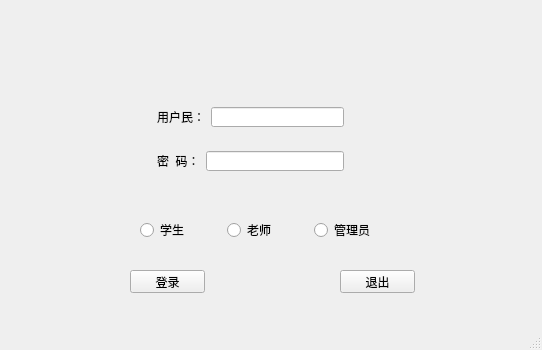
Qt form Qt-sourcefile/registerinterface.ui (068402-703a/Qt-Classroom-reservation-system) before a commit.
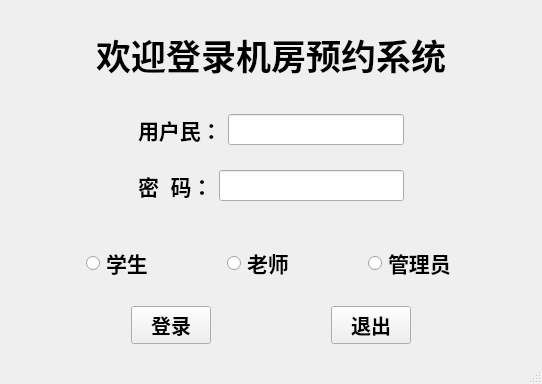
The same form after that commit. The open tabs and pages were chosen to show the change.

```diff
--- a/Qt-sourcefile/registerinterface.ui
+++ b/Qt-sourcefile/registerinterface.ui
@@ -14,15 +14,199 @@
    <string>MainWindow</string>
   </property>
   <widget class="QWidget" name="centralwidget">
+   <layout class="QGridLayout" name="gridLayout">
+    <item row="2" column="0">
+     <widget class="QLabel" name="label_7">
+      <property name="font">
+       <font>
+        <pointsize>26</pointsize>
+        <weight>75</weight>
+        <bold>true</bold>
+       </font>
+      </property>
+      <property name="text">
+       <string>欢迎登录机房预约系统</string>
+      </property>
+      <property name="alignment">
+       <set>Qt::AlignCenter</set>
+      </property>
+     </widget>
+    </item>
+    <item row="4" column="0">
+     <widget class="QWidget" name="widget_10" native="true">
+      <layout class="QHBoxLayout" name="horizontalLayout_7">
+       <item>
+        <spacer name="horizontalSpacer_9">
+         <property name="orientation">
+          <enum>Qt::Horizontal</enum>
+         </property>
+         <property name="sizeHint" stdset="0">
+          <size>
+           <width>40</width>
+           <height>20</height>
+          </size>
+         </property>
+        </spacer>
+       </item>
+       <item>
+        <widget class="QRadioButton" name="studentButton">
+         <property name="font">
+          <font>
+           <pointsize>16</pointsize>
+           <weight>75</weight>
+           <bold>true</bold>
+          </font>
+         </property>
+         <property name="text">
+          <string>学生</string>
+         </property>
+        </widget>
+       </item>
+       <item>
+        <spacer name="horizontalSpacer_7">
+         <property name="orientation">
+          <enum>Qt::Horizontal</enum>
+         </property>
+         <property name="sizeHint" stdset="0">
+          <size>
+           <width>40</width>
+           <height>20</height>
+          </size>
+         </property>
+        </spacer>
+       </item>
+       <item>
+        <widget class="QRadioButton" name="teacherButton">
+         <property name="font">
+          <font>
+           <pointsize>16</pointsize>
+           <weight>75</weight>
+           <bold>true</bold>
+          </font>
+         </property>
+         <property name="text">
+          <string>老师</string>
+         </property>
+        </widget>
+       </item>
+       <item>
+        <spacer name="horizontalSpacer_10">
+         <property name="orientation">
+          <enum>Qt::Horizontal</enum>
+         </property>
+         <property name="sizeHint" stdset="0">
+          <size>
+           <width>40</width>
+           <height>20</height>
+          </size>
+         </property>
+        </spacer>
+       </item>
+       <item>
+        <widget class="QRadioButton" name="adminButton">
+         <property name="font">
+          <font>
+           <pointsize>16</pointsize>
+           <weight>75</weight>
+           <bold>true</bold>
+          </font>
+         </property>
+         <property name="text">
+          <string>管理员</string>
+         </property>
+        </widget>
+       </item>
+       <item>
+        <spacer name="horizontalSpacer_8">
+         <property name="orientation">
+          <enum>Qt::Horizontal</enum>
+         </property>
+         <property name="sizeHint" stdset="0">
+          <size>
+           <width>40</width>
+           <height>20</height>
+          </size>
+         </property>
+        </spacer>
+       </item>
+      </layout>
+     </widget>
+    </item>
+    <item row="5" column="0">
+     <widget class="QWidget" name="widget_11" native="true">
+      <layout class="QHBoxLayout" name="horizontalLayout_8">
+       <item>
+        <spacer name="horizontalSpacer_12">
+         <property name="orientation">
+          <enum>Qt::Horizontal</enum>
+         </property>
+         <property name="sizeHint" stdset="0">
+          <size>
+           <width>40</width>
+           <height>20</height>
+          </size>
+         </property>
+        </spacer>
+       </item>
+       <item>
+        <widget class="QPushButton" name="LoginButton">
+         <property name="font">
+          <font>
+           <pointsize>15</pointsize>
+           <weight>75</weight>
+           <bold>true</bold>
+          </font>
+         </property>
+         <property name="text">
+          <string>登录</string>
+         </property>
+        </widget>
+       </item>
+       <item>
+        <spacer name="horizontalSpacer_13">
+         <property name="orientation">
+          <enum>Qt::Horizontal</enum>
+         </property>
+         <property name="sizeHint" stdset="0">
+          <size>
+           <width>40</width>
+           <height>20</height>
+          </size>
+         </property>
+        </spacer>
+       </item>
+       <item>
+        <widget class="QPushButton" name="exitButton">
+         <property name="font">
+          <font>
+           <pointsize>15</pointsize>
+           <weight>75</weight>
+           <bold>true</bold>
+          </font>
+         </property>
+         <property name="text">
+          <string>退出</string>
+         </property>
+        </widget>
+       </item>
+       <item>
+        <spacer name="horizontalSpacer_11">
+         <property name="orientation">
+          <enum>Qt::Horizontal</enum>
+         </property>
+         <property name="sizeHint" stdset="0">
+          <size>
+           <width>40</width>
+           <height>20</height>
+          </size>
+         </property>
+        </spacer>
+       </item>
+      </layout>
+     </widget>
+    </item>
+    <item row="3" column="0">
    <widget class="QStackedWidget" name="stackedWidget">
-    <property name="geometry">
-     <rect>
-      <x>130</x>
-      <y>80</y>
-      <width>241</width>
-      <height>118</height>
-     </rect>
-    </property>
     <property name="currentIndex">
      <number>0</number>
     </property>
@@ -119,8 +303,21 @@
      </layout>
     </widget>
     <widget class="QWidget" name="page_3">
-     <layout class="QVBoxLayout" name="verticalLayout_6">
-      <item>
+       <layout class="QGridLayout" name="gridLayout_4">
+        <item row="0" column="0">
+         <spacer name="horizontalSpacer_5">
+          <property name="orientation">
+           <enum>Qt::Horizontal</enum>
+          </property>
+          <property name="sizeHint" stdset="0">
+           <size>
+            <width>40</width>
+            <height>20</height>
+           </size>
+          </property>
+         </spacer>
+        </item>
+        <item row="0" column="1">
        <widget class="QWidget" name="widget_7" native="true">
         <layout class="QVBoxLayout" name="verticalLayout_3">
          <item>
@@ -128,13 +325,26 @@
            <layout class="QHBoxLayout" name="horizontalLayout_5">
             <item>
              <widget class="QLabel" name="label_5">
+                <property name="font">
+                 <font>
+                  <pointsize>16</pointsize>
+                  <weight>75</weight>
+                  <bold>true</bold>
+                 </font>
+                </property>
               <property name="text">
                <string>用户民：</string>
               </property>
              </widget>
             </item>
             <item>
-             <widget class="QLineEdit" name="userlineEdit"/>
+               <widget class="QLineEdit" name="userlineEdit">
+                <property name="font">
+                 <font>
+                  <pointsize>14</pointsize>
+                 </font>
+                </property>
+               </widget>
             </item>
            </layout>
           </widget>
@@ -144,6 +354,13 @@
            <layout class="QHBoxLayout" name="horizontalLayout_6">
             <item>
              <widget class="QLabel" name="label_6">
+                <property name="font">
+                 <font>
+                  <pointsize>16</pointsize>
+                  <weight>75</weight>
+                  <bold>true</bold>
+                 </font>
+                </property>
               <property name="text">
                <string>密  码：</string>
               </property>
@@ -151,6 +368,11 @@
             </item>
             <item>
              <widget class="QLineEdit" name="adminpassWordlineEdit3">
+                <property name="font">
+                 <font>
+                  <pointsize>14</pointsize>
+                 </font>
+                </property>
               <property name="echoMode">
                <enum>QLineEdit::Password</enum>
               </property>
@@ -162,68 +384,37 @@
         </layout>
        </widget>
       </item>
-     </layout>
-    </widget>
-   </widget>
-   <widget class="QWidget" name="widget_10" native="true">
-    <property name="geometry">
-     <rect>
-      <x>140</x>
-      <y>210</y>
-      <width>255</width>
-      <height>41</height>
-     </rect>
-    </property>
-    <layout class="QHBoxLayout" name="horizontalLayout_7">
-     <item>
-      <widget class="QRadioButton" name="studentButton">
-       <property name="text">
-        <string>学生</string>
-       </property>
-      </widget>
-     </item>
-     <item>
-      <widget class="QRadioButton" name="teacherButton">
-       <property name="text">
-        <string>老师</string>
-       </property>
+        <item row="0" column="2">
+         <spacer name="horizontalSpacer_6">
+          <property name="orientation">
+           <enum>Qt::Horizontal</enum>
+          </property>
+          <property name="sizeHint" stdset="0">
+           <size>
+            <width>40</width>
+            <height>20</height>
+           </size>
+          </property>
+         </spacer>
+        </item>
+       </layout>
       </widget>
-     </item>
-     <item>
-      <widget class="QRadioButton" name="adminButton">
-       <property name="text">
-        <string>管理员</string>
-       </property>
-      </widget>
-     </item>
-    </layout>
-   </widget>
-   <widget class="QPushButton" name="LoginButton">
-    <property name="geometry">
-     <rect>
-      <x>130</x>
-      <y>270</y>
-      <width>75</width>
-      <height>23</height>
-     </rect>
-    </property>
-    <property name="text">
-     <string>登录</string>
-    </property>
-   </widget>
-   <widget class="QPushButton" name="exitButton">
-    <property name="geometry">
-     <rect>
-      <x>340</x>
-      <y>270</y>
-      <width>75</width>
-      <height>23</height>
-     </rect>
-    </property>
-    <property name="text">
-     <string>退出</string>
-    </property>
-   </widget>
+     </widget>
+    </item>
+    <item row="1" column="0">
+     <spacer name="horizontalSpacer_14">
+      <property name="orientation">
+       <enum>Qt::Horizontal</enum>
+      </property>
+      <property name="sizeHint" stdset="0">
+       <size>
+        <width>40</width>
+        <height>20</height>
+       </size>
+      </property>
+     </spacer>
+    </item>
+   </layout>
   </widget>
   <widget class="QMenuBar" name="menubar">
    <property name="geometry">
```
Left out of the diff: 116 changed lines with no effect on the pictures. Lines whose indentation alone changed are shown as unchanged.
